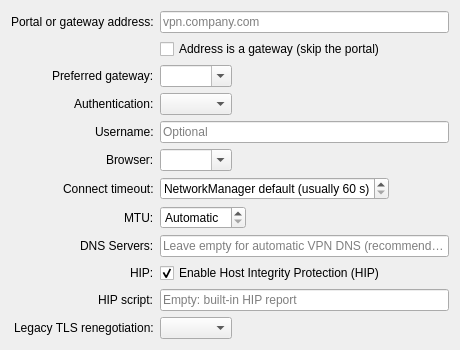
Old version of the form plugins/plasma/gpclientwidget.ui in the repository AceOfSnakes/GlobalProtect-SAML-NetworkManager.
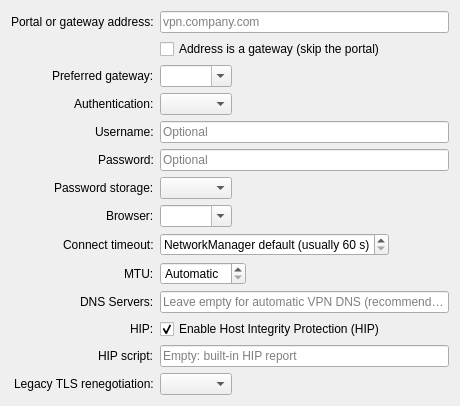
New version of the form. Custom widgets are drawn as their Qt base class.

Commit message:
Editors: password field with secret flags in the Plasma editor (#53)
Same rules as the GTK editors, plus a widget test.
Claude-Session: https://claude.ai/code/session_01XvR2CSoYMugcvi1eMpWfYK

```diff
--- a/plugins/plasma/gpclientwidget.ui
+++ b/plugins/plasma/gpclientwidget.ui
@@ -102,13 +102,47 @@
     </widget>
    </item>
    <item row="5" column="0">
+    <widget class="QLabel" name="passwordLabel">
+     <property name="text">
+      <string>Password:</string>
+     </property>
+    </widget>
+   </item>
+   <item row="5" column="1">
+    <widget class="QLineEdit" name="passwordLineEdit">
+     <property name="toolTip">
+      <string>Optional. Used by the "Username and password" authentication.</string>
+     </property>
+     <property name="echoMode">
+      <enum>QLineEdit::Password</enum>
+     </property>
+     <property name="placeholderText">
+      <string>Optional</string>
+     </property>
+    </widget>
+   </item>
+   <item row="6" column="0">
+    <widget class="QLabel" name="passwordFlagsLabel">
+     <property name="text">
+      <string>Password storage:</string>
+     </property>
+    </widget>
+   </item>
+   <item row="6" column="1">
+    <widget class="QComboBox" name="passwordFlagsComboBox">
+     <property name="toolTip">
+      <string>Where the password is kept. "Ask every time" stores nothing.</string>
+     </property>
+    </widget>
+   </item>
+   <item row="7" column="0">
     <widget class="QLabel" name="browserLabel">
      <property name="text">
       <string>Browser:</string>
      </property>
     </widget>
    </item>
-   <item row="5" column="1">
+   <item row="7" column="1">
     <widget class="QComboBox" name="browserComboBox">
      <property name="editable">
       <bool>true</bool>
@@ -120,14 +154,14 @@
      <!-- Browser items are added programmatically in the constructor -->
     </widget>
    </item>
-   <item row="6" column="0">
+   <item row="8" column="0">
     <widget class="QLabel" name="timeoutLabel">
      <property name="text">
       <string>Connect timeout:</string>
      </property>
     </widget>
    </item>
-   <item row="6" column="1">
+   <item row="8" column="1">
     <widget class="QDoubleSpinBox" name="timeoutSpinBox">
      <property name="toolTip">
       <string>How long NetworkManager waits for the VPN to connect, including the login in the browser (vpn.timeout).
@@ -153,14 +187,14 @@
      </property>
     </widget>
    </item>
-   <item row="7" column="0">
+   <item row="9" column="0">
     <widget class="QLabel" name="mtuLabel">
      <property name="text">
       <string>MTU:</string>
      </property>
     </widget>
    </item>
-   <item row="7" column="1">
+   <item row="9" column="1">
     <widget class="MtuSpinBox" name="mtuSpinBox">
      <property name="toolTip">
       <string>Maximum size of a packet in the tunnel.
@@ -184,14 +218,14 @@
      </property>
     </widget>
    </item>
-   <item row="8" column="0">
+   <item row="10" column="0">
     <widget class="QLabel" name="dnsLabel">
      <property name="text">
       <string>DNS Servers:</string>
      </property>
     </widget>
    </item>
-   <item row="8" column="1">
+   <item row="10" column="1">
     <widget class="QLineEdit" name="dnsLineEdit">
      <property name="toolTip">
       <string>Recommended: Leave empty to use DNS servers from VPN with automatic split DNS configuration.
@@ -203,21 +237,21 @@
      </property>
     </widget>
    </item>
-   <item row="9" column="0">
+   <item row="11" column="0">
     <widget class="QLabel" name="hipLabel">
      <property name="text">
       <string>HIP:</string>
      </property>
     </widget>
    </item>
-   <item row="10" column="0">
+   <item row="12" column="0">
     <widget class="QLabel" name="hipScriptLabel">
      <property name="text">
       <string>HIP script:</string>
      </property>
     </widget>
    </item>
-   <item row="10" column="1">
+   <item row="12" column="1">
     <widget class="QLineEdit" name="hipScriptLineEdit">
      <property name="toolTip">
       <string>Optional absolute path to a custom HIP executable, passed to gpclient as --hip=&lt;path&gt;.
@@ -229,14 +263,14 @@
      </property>
     </widget>
    </item>
-   <item row="11" column="0">
+   <item row="13" column="0">
     <widget class="QLabel" name="fixOpensslLabel">
      <property name="text">
       <string>Legacy TLS renegotiation:</string>
      </property>
     </widget>
    </item>
-   <item row="11" column="1">
+   <item row="13" column="1">
     <widget class="QComboBox" name="fixOpensslComboBox">
      <property name="toolTip">
       <string>Portals with an old TLS stack need renegotiation that OpenSSL 3 refuses by default.
@@ -245,7 +279,7 @@
      <!-- Items are added programmatically (auto / true / false) -->
     </widget>
    </item>
-   <item row="9" column="1">
+   <item row="11" column="1">
     <widget class="QCheckBox" name="hipCheckBox">
      <property name="text">
       <string>Enable Host Integrity Protection (HIP)</string>
```
The commit also changes 3 other files.
